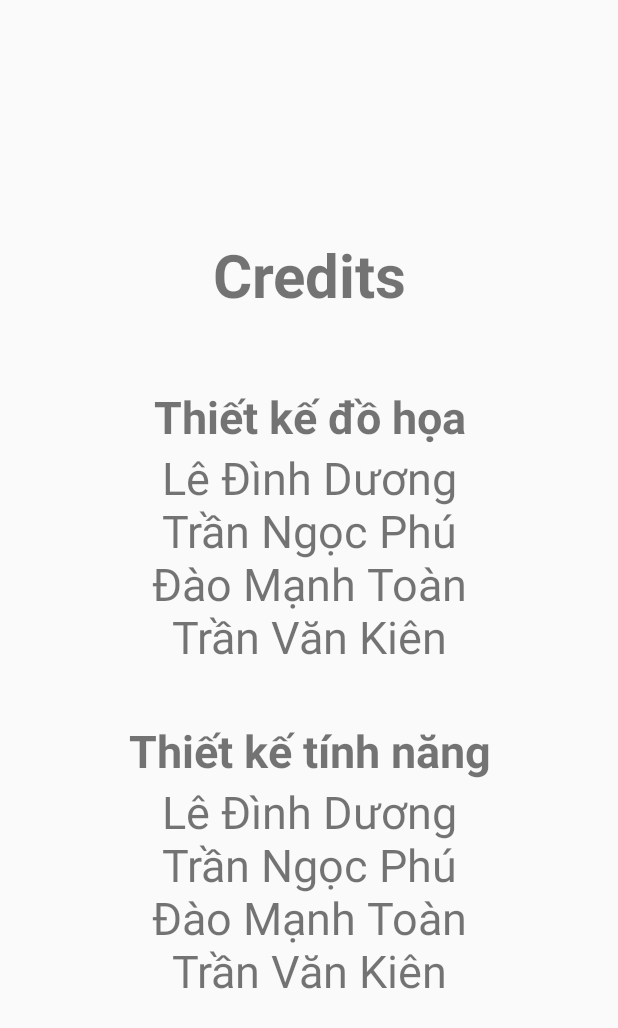
After one commit to PhuTNPH17442/QuizzApp, an Android app: the CreditsActivity2 screen opened directly, with no data from a screen before it, on a phone screen of 412 x 824 dp. The commit adds this screen. Shown: the top 1028 px of the screen. Run offline under Robolectric (Android 15) with nearby library versions, the phone set to English and light mode, and no system bars.

Commit message:
LeDuong commit

```diff
--- a/app/src/main/AndroidManifest.xml
+++ b/app/src/main/AndroidManifest.xml
@@ -10,10 +10,13 @@
         android:roundIcon="@mipmap/ic_launcher_round"
         android:supportsRtl="true"
         android:theme="@style/Theme.QuizzApp">
+        <activity
+            android:name=".CreditsActivity2"
+            android:exported="true" />
         <activity android:name=".guessword.ResultActivity_doan_chu" />
         <activity
             android:name=".CreditsActivity"
-            android:exported="true" />
+            android:exported="true"></activity>
         <activity
             android:name=".guessword.ManHinhChinh"
             android:exported="false" />
--- /dev/null
+++ b/app/src/main/java/com/example/quizzapp/CreditsActivity2.java
@@ -0,0 +1,26 @@
+package com.example.quizzapp;
+
+import androidx.appcompat.app.AppCompatActivity;
+
+import android.os.Bundle;
+import android.view.animation.Animation;
+import android.view.animation.AnimationUtils;
+import android.widget.ScrollView;
+import android.widget.TextView;
+
+public class CreditsActivity2 extends AppCompatActivity {
+
+    ScrollView scrollView;
+
+    @Override
+    protected void onCreate(Bundle savedInstanceState) {
+        super.onCreate(savedInstanceState);
+        setContentView(R.layout.activity_credits2);
+
+        scrollView = findViewById(R.id.scrollView_credits);
+
+        Animation animation = AnimationUtils.loadAnimation(this, R.anim.credits);
+        scrollView.setAnimation(animation);
+
+    }
+}
--- a/app/src/main/java/com/example/quizzapp/SettingActivity.java
+++ b/app/src/main/java/com/example/quizzapp/SettingActivity.java
@@ -8,6 +8,7 @@ import android.os.Bundle;
 import android.util.Log;
 import android.view.View;
 import android.widget.Button;
+import android.widget.LinearLayout;
 import android.widget.Switch;
 
 public class SettingActivity extends AppCompatActivity {
@@ -35,6 +36,25 @@ public class SettingActivity extends AppCompatActivity {
         mMusicCheckbox = findViewById(R.id.music_checkbox);
         mMusicCheckbox.setChecked(true); //mặc định là true
         btn_ok = findViewById(R.id.btn_ok);
+
+        LinearLayout linearLayout_credits = findViewById(R.id.linearLayout_credits);
+        linearLayout_credits.setOnClickListener(new View.OnClickListener() {
+            @Override
+            public void onClick(View v) {
+                Intent intent = new Intent(SettingActivity.this, CreditsActivity.class);
+                startActivity(intent);
+            }
+        });
+
+        LinearLayout linearLayout_policy = findViewById(R.id.linearLayout_policy);
+        linearLayout_policy.setOnClickListener(new View.OnClickListener() {
+            @Override
+            public void onClick(View v) {
+                Intent intent = new Intent(SettingActivity.this, CreditsActivity.class);
+                startActivity(intent);
+            }
+        });
+
 
         btn_ok.setOnClickListener(new View.OnClickListener() {
             @Override
@@ -67,8 +87,8 @@ public class SettingActivity extends AppCompatActivity {
         switch (view.getId()) {
 
             case R.id.music_checkbox:
-                        switchMusicEnableCheckbox();
-                        break;
+                switchMusicEnableCheckbox();
+                break;
         }
 
     }
--- /dev/null
+++ b/app/src/main/res/anim/credits.xml
@@ -0,0 +1,10 @@
+<set
+    xmlns:android="http://schemas.android.com/apk/res/android"
+    android:interpolator="@android:anim/linear_interpolator"
+    android:fillAfter="true">
+
+    <translate
+        android:fromYDelta="100%p"
+        android:toYDelta="0%p"
+        android:duration="10000" />
+</set>
--- a/app/src/main/res/layout/activity_credits.xml
+++ b/app/src/main/res/layout/activity_credits.xml
@@ -13,7 +13,8 @@
         android:textSize="18sp"
         android:textColor="@color/black"
         android:padding="16dp"
-        android:layout_alignParentEnd="true"/>
+        android:layout_alignParentEnd="true"
+        android:layout_alignParentRight="true" />
     <androidx.viewpager.widget.ViewPager
         android:id="@+id/view_paper"
         android:layout_width="match_parent"
--- /dev/null
+++ b/app/src/main/res/layout/activity_credits2.xml
@@ -0,0 +1,63 @@
+<?xml version="1.0" encoding="utf-8"?>
+<RelativeLayout xmlns:android="http://schemas.android.com/apk/res/android"
+    xmlns:app="http://schemas.android.com/apk/res-auto"
+    xmlns:tools="http://schemas.android.com/tools"
+    android:layout_width="match_parent"
+    android:layout_height="match_parent"
+    tools:context=".CreditsActivity2">
+
+    <ScrollView
+        android:id="@+id/scrollView_credits"
+        android:layout_width="match_parent"
+        android:layout_height="match_parent"
+        android:text="text"
+        android:gravity="center_horizontal">
+
+        <LinearLayout
+            android:layout_width="match_parent"
+            android:layout_height="match_parent"
+            android:orientation="vertical"
+            android:layout_gravity="center_horizontal|center_vertical">
+
+            <TextView
+                android:layout_width="match_parent"
+                android:layout_height="wrap_content"
+                android:text="Credits\n"
+                android:textStyle="bold"
+                android:textSize="40sp"
+                android:gravity="center"/>
+            <TextView
+                android:id="@+id/tv_credits1"
+                android:layout_width="match_parent"
+                android:layout_height="wrap_content"
+                android:text="Thiết kế đồ họa"
+                android:textStyle="bold"
+                android:textSize="30sp"
+                android:gravity="center"/>
+            <TextView
+                android:id="@+id/tv_credits2"
+                android:layout_width="match_parent"
+                android:layout_height="wrap_content"
+                android:text="Lê Đình Dương\nTrần Ngọc Phú\nĐào Mạnh Toàn\nTrần Văn Kiên"
+                android:textSize="30sp"
+                android:gravity="center"/>
+            <TextView
+                android:id="@+id/tv_credits3"
+                android:layout_width="match_parent"
+                android:layout_height="wrap_content"
+                android:text="\nThiết kế tính năng"
+                android:textStyle="bold"
+                android:textSize="30sp"
+                android:gravity="center"/>
+            <TextView
+                android:id="@+id/tv_credits4"
+                android:layout_width="match_parent"
+                android:layout_height="wrap_content"
+                android:text="Lê Đình Dương\nTrần Ngọc Phú\nĐào Mạnh Toàn\nTrần Văn Kiên"
+                android:textSize="30sp"
+                android:gravity="center"/>
+        </LinearLayout>
+
+    </ScrollView>
+
+</RelativeLayout>
```
